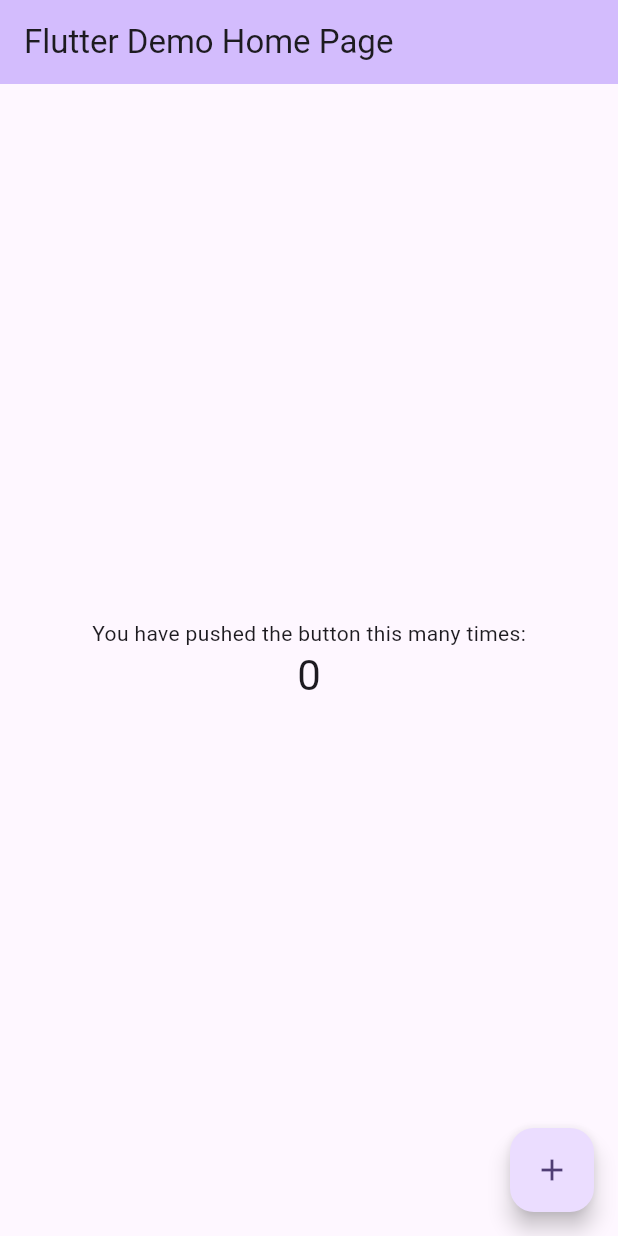
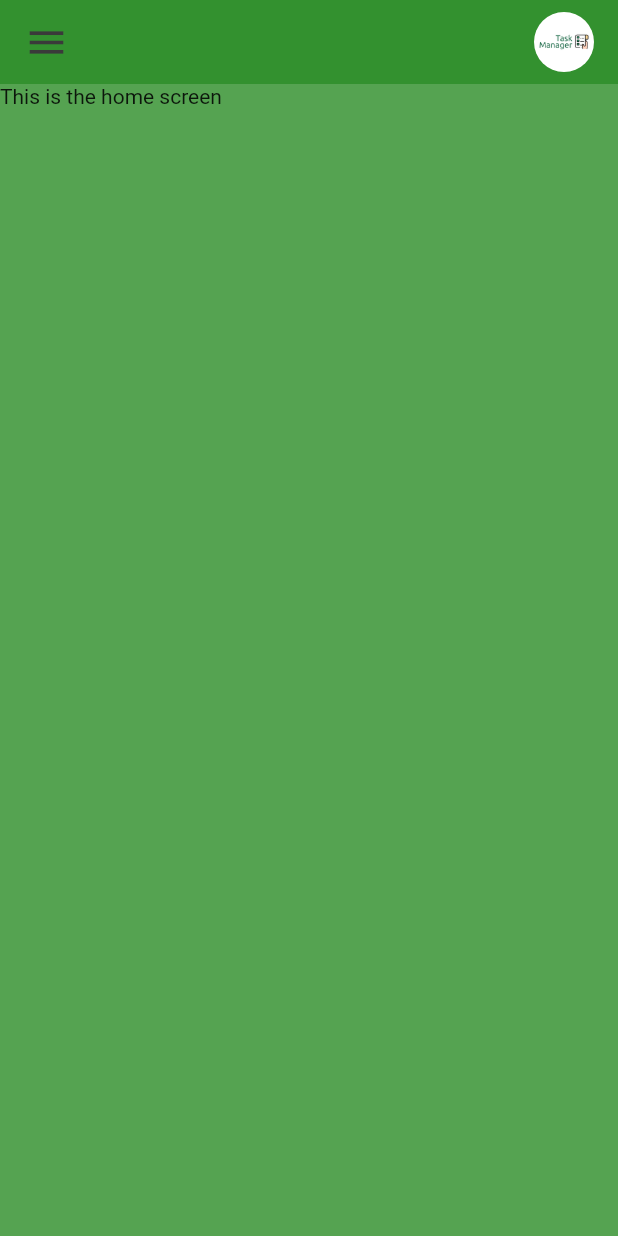
Before and after one commit to JoaoSaraiva1/flutter_task_managment_app, a Flutter app: the screen it shows after launch, on a phone screen of 412 x 824 dp. Run offline on Flutter 3.47's test engine with Material 2 defaults, Android fonts, the phone set to English and light mode, and no system bars.

```diff
--- a/lib/main.dart
+++ b/lib/main.dart
@@ -1,4 +1,5 @@
 import 'package:flutter/material.dart';
+import 'package:flutter_task_managment_app/screens/home.dart';
 
 void main() {
   runApp(const MyApp());
@@ -7,119 +8,12 @@ void main() {
 class MyApp extends StatelessWidget {
   const MyApp({super.key});
 
-  // This widget is the root of your application.
   @override
   Widget build(BuildContext context) {
     return MaterialApp(
-      title: 'Flutter Demo',
-      theme: ThemeData(
-        // This is the theme of your application.
-        //
-        // TRY THIS: Try running your application with "flutter run". You'll see
-        // the application has a blue toolbar. Then, without quitting the app,
-        // try changing the seedColor in the colorScheme below to Colors.green
-        // and then invoke "hot reload" (save your changes or press the "hot
-        // reload" button in a Flutter-supported IDE, or press "r" if you used
-        // the command line to start the app).
-        //
-        // Notice that the counter didn't reset back to zero; the application
-        // state is not lost during the reload. To reset the state, use hot
-        // restart instead.
-        //
-        // This works for code too, not just values: Most code changes can be
-        // tested with just a hot reload.
-        colorScheme: ColorScheme.fromSeed(seedColor: Colors.deepPurple),
-        useMaterial3: true,
-      ),
-      home: const MyHomePage(title: 'Flutter Demo Home Page'),
+      debugShowCheckedModeBanner: false,
+      title: 'Task Manager',
+      home: Home(),
     );
   }
 }
-
-class MyHomePage extends StatefulWidget {
-  const MyHomePage({super.key, required this.title});
-
-  // This widget is the home page of your application. It is stateful, meaning
-  // that it has a State object (defined below) that contains fields that affect
-  // how it looks.
-
-  // This class is the configuration for the state. It holds the values (in this
-  // case the title) provided by the parent (in this case the App widget) and
-  // used by the build method of the State. Fields in a Widget subclass are
-  // always marked "final".
-
-  final String title;
-
-  @override
-  State<MyHomePage> createState() => _MyHomePageState();
-}
-
-class _MyHomePageState extends State<MyHomePage> {
-  int _counter = 0;
-
-  void _incrementCounter() {
-    setState(() {
-      // This call to setState tells the Flutter framework that something has
-      // changed in this State, which causes it to rerun the build method below
-      // so that the display can reflect the updated values. If we changed
-      // _counter without calling setState(), then the build method would not be
-      // called again, and so nothing would appear to happen.
-      _counter++;
-    });
-  }
-
-  @override
-  Widget build(BuildContext context) {
-    // This method is rerun every time setState is called, for instance as done
-    // by the _incrementCounter method above.
-    //
-    // The Flutter framework has been optimized to make rerunning build methods
-    // fast, so that you can just rebuild anything that needs updating rather
-    // than having to individually change instances of widgets.
-    return Scaffold(
-      appBar: AppBar(
-        // TRY THIS: Try changing the color here to a specific color (to
-        // Colors.amber, perhaps?) and trigger a hot reload to see the AppBar
-        // change color while the other colors stay the same.
-        backgroundColor: Theme.of(context).colorScheme.inversePrimary,
-        // Here we take the value from the MyHomePage object that was created by
-        // the App.build method, and use it to set our appbar title.
-        title: Text(widget.title),
-      ),
-      body: Center(
-        // Center is a layout widget. It takes a single child and positions it
-        // in the middle of the parent.
-        child: Column(
-          // Column is also a layout widget. It takes a list of children and
-          // arranges them vertically. By default, it sizes itself to fit its
-          // children horizontally, and tries to be as tall as its parent.
-          //
-          // Column has various properties to control how it sizes itself and
-          // how it positions its children. Here we use mainAxisAlignment to
-          // center the children vertically; the main axis here is the vertical
-          // axis because Columns are vertical (the cross axis would be
-          // horizontal).
-          //
-          // TRY THIS: Invoke "debug painting" (choose the "Toggle Debug Paint"
-          // action in the IDE, or press "p" in the console), to see the
-          // wireframe for each widget.
-          mainAxisAlignment: MainAxisAlignment.center,
-          children: <Widget>[
-            const Text(
-              'You have pushed the button this many times:',
-            ),
-            Text(
-              '$_counter',
-              style: Theme.of(context).textTheme.headlineMedium,
-            ),
-          ],
-        ),
-      ),
-      floatingActionButton: FloatingActionButton(
-        onPressed: _incrementCounter,
-        tooltip: 'Increment',
-        child: const Icon(Icons.add),
-      ), // This trailing comma makes auto-formatting nicer for build methods.
-    );
-  }
-}
--- /dev/null
+++ b/lib/screens/home.dart
@@ -0,0 +1,43 @@
+import 'package:flutter/material.dart';
+import 'package:flutter_task_managment_app/utils/colors.dart';
+
+class Home extends StatelessWidget {
+  const Home({Key? key}) : super(key: key);
+
+  @override
+  Widget build(BuildContext context) {
+    return Scaffold(
+      backgroundColor: tmBGColor,
+      appBar: _buildAppBar(),
+      body: Container(
+        child: Text("This is the home screen"),
+      ),
+    );
+  }
+
+  AppBar _buildAppBar() {
+    return AppBar(
+        backgroundColor: tmBGColor,
+        elevation: 0,
+        title: Row(
+          mainAxisAlignment: MainAxisAlignment.spaceBetween,
+          children: [
+            Icon(
+              Icons.menu,
+              color: tmBlack,
+              size: 30,
+            ),
+            Container(
+              height: 40,
+              width: 40,
+              child: ClipRRect(
+                borderRadius: BorderRadius.circular(50),
+                child: Image.asset(
+                  "assets/logo.png",
+                ),
+              ),
+            )
+          ],
+        ));
+  }
+}
--- /dev/null
+++ b/lib/utils/colors.dart
@@ -0,0 +1,9 @@
+import 'package:flutter/material.dart';
+
+const Color tmRed = Color(0xFFDA4040);
+const Color tmBlue = Color(0xFF5F52EE);
+
+const Color tmBlack = Color(0xFF3A3A3A);
+const Color tmGrey = Color(0xFF717171);
+
+const Color tmBGColor = Color.fromARGB(205, 43, 140, 38);
--- a/pubspec.yaml
+++ b/pubspec.yaml
@@ -59,8 +59,8 @@ flutter:
   uses-material-design: true
 
   # To add assets to your application, add an assets section, like this:
-  # assets:
-  #   - images/a_dot_burr.jpeg
+  assets:
+    - assets/logo.png
   #   - images/a_dot_ham.jpeg
 
   # An image asset can refer to one or more resolution-specific "variants", see
```
Also changed, not shown: assets/logo.png (added).
